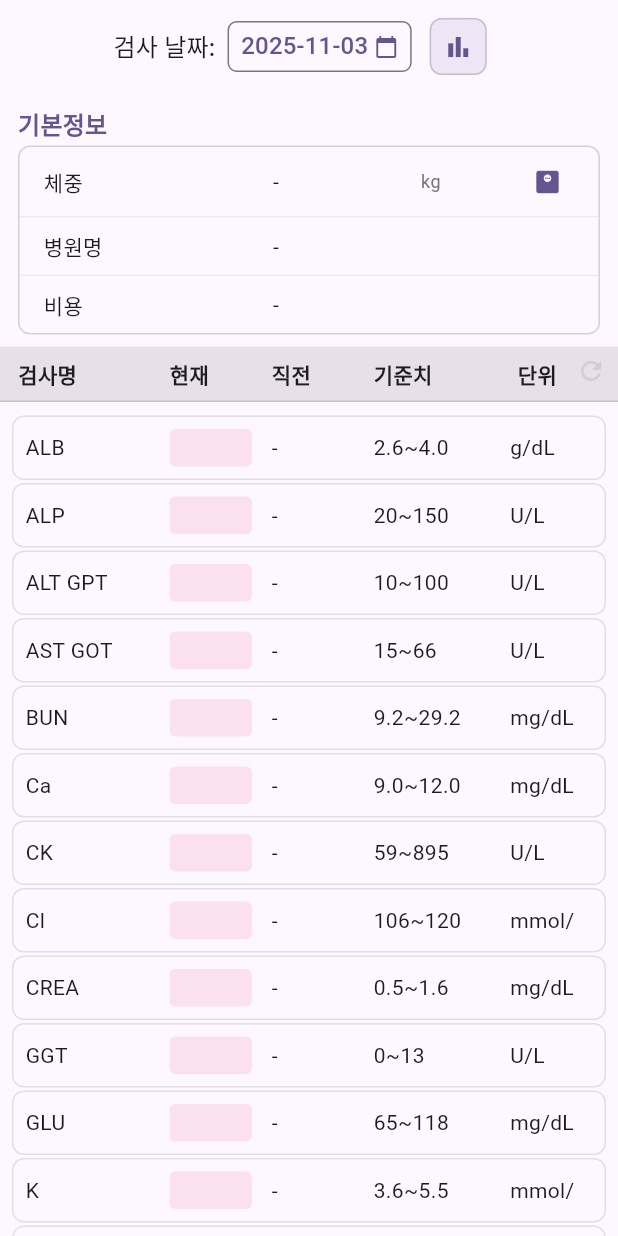
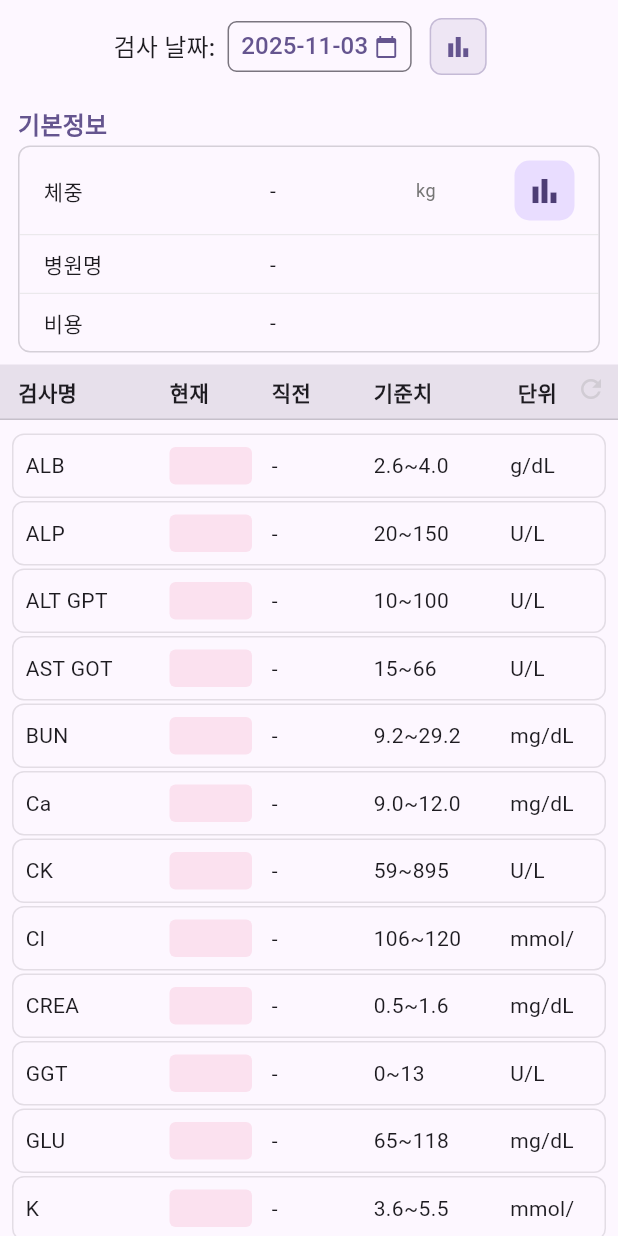
Before and after one commit to ridu-ducksushi/Myot_02, a Flutter app: the _LabTable widget shown alone on an empty page, opened directly with empty values, on a phone screen of 412 x 824 dp. Run offline on Flutter 3.47's test engine with Material 3 defaults, Android fonts, the phone set to English and light mode, and no system bars; our stand-ins replace easy_localization, firebase_messaging, fl_chart, flutter_image_compress, flutter_local_notifications, flutter_riverpod and 8 more; accounts and stored records are empty.

Commit message:
Update weight chart icon style in health tab to match profile tab
건강 탭 체중 차트 아이콘 스타일 통일: 프로필 탭과 동일한 디자인 적용
아이콘 변경: monitor_weight → bar_chart (프로필 탭과 동일)
배경 및 크기: primaryContainer 배경색, 크기 24px, 둥근 모서리 10px
아이콘 영역 너비: 44 → 48px로 증가하여 시각적 일관성 확보

```diff
--- a/lib/features/labs/pet_health_screen.dart
+++ b/lib/features/labs/pet_health_screen.dart
@@ -1423,19 +1423,23 @@ class _LabTableState extends State<_LabTable> {
             ),
             // 모든 행에 동일한 너비의 공간 확보 (체중 항목만 아이콘 표시)
             SizedBox(
-              width: 44, // 아이콘 영역 고정 너비
+              width: 48, // 아이콘 영역 고정 너비
               child: label == '체중'
                   ? Padding(
                       padding: const EdgeInsets.only(left: 8),
                       child: InkWell(
                         onTap: () => _showWeightChartDialog(widget.petId, widget.petName),
-                        borderRadius: BorderRadius.circular(4),
+                        borderRadius: BorderRadius.circular(10),
                         child: Container(
-                          padding: const EdgeInsets.all(4),
+                          padding: const EdgeInsets.all(8),
+                          decoration: BoxDecoration(
+                            color: Theme.of(context).colorScheme.primaryContainer,
+                            borderRadius: BorderRadius.circular(10),
+                          ),
                           child: Icon(
-                            Icons.monitor_weight,
-                            size: 20,
-                            color: Theme.of(context).colorScheme.primary,
+                            Icons.bar_chart,
+                            size: 24,
+                            color: Theme.of(context).colorScheme.onPrimaryContainer,
                           ),
                         ),
                       ),
```
Also changed, not shown: lib/features/pets/pet_detail_screen.dart (+13 -5 lines).
